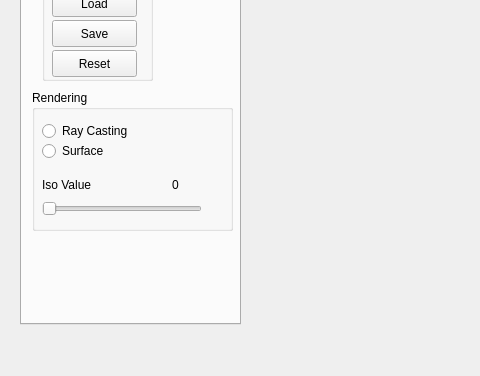
The window that mandible-segmentation/src/apps/develop/gui-develop/SimpleView.ui (EslamAdel/3D-Mandible-Segmentation) describes before a commit, drawn with Qt 5; both pictures show x 0 to 480 and y 123 to 499 of the 848 by 499 pixel window.
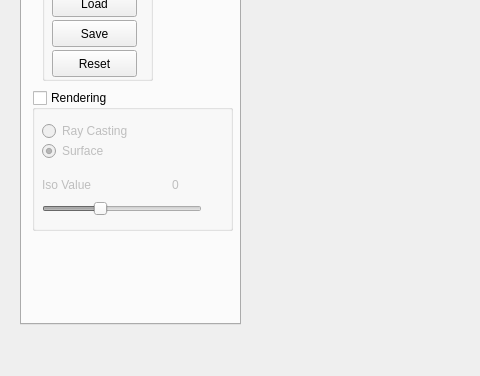
The same window after the commit. Custom widgets are drawn as their Qt base class.

The edit to the form file:
```diff
--- a/mandible-segmentation/src/apps/develop/gui-develop/SimpleView.ui
+++ b/mandible-segmentation/src/apps/develop/gui-develop/SimpleView.ui
@@ -104,6 +104,12 @@
       <property name="title">
        <string>Rendering</string>
       </property>
+      <property name="checkable">
+       <bool>true</bool>
+      </property>
+      <property name="checked">
+       <bool>false</bool>
+      </property>
       <widget class="QRadioButton" name="radioButton">
        <property name="geometry">
         <rect>
@@ -116,6 +122,9 @@
        <property name="text">
         <string>Ray Casting</string>
        </property>
+       <property name="checked">
+        <bool>false</bool>
+       </property>
       </widget>
       <widget class="QRadioButton" name="radioButton_2">
        <property name="geometry">
@@ -129,6 +138,9 @@
        <property name="text">
         <string>Surface</string>
        </property>
+       <property name="checked">
+        <bool>true</bool>
+       </property>
       </widget>
       <widget class="QLabel" name="label_8">
        <property name="geometry">
@@ -168,6 +180,9 @@
        <property name="maximum">
         <number>4000</number>
        </property>
+       <property name="value">
+        <number>1400</number>
+       </property>
        <property name="orientation">
         <enum>Qt::Horizontal</enum>
        </property>
```
Left out of the diff: 19 changed lines with no effect on the pictures.
